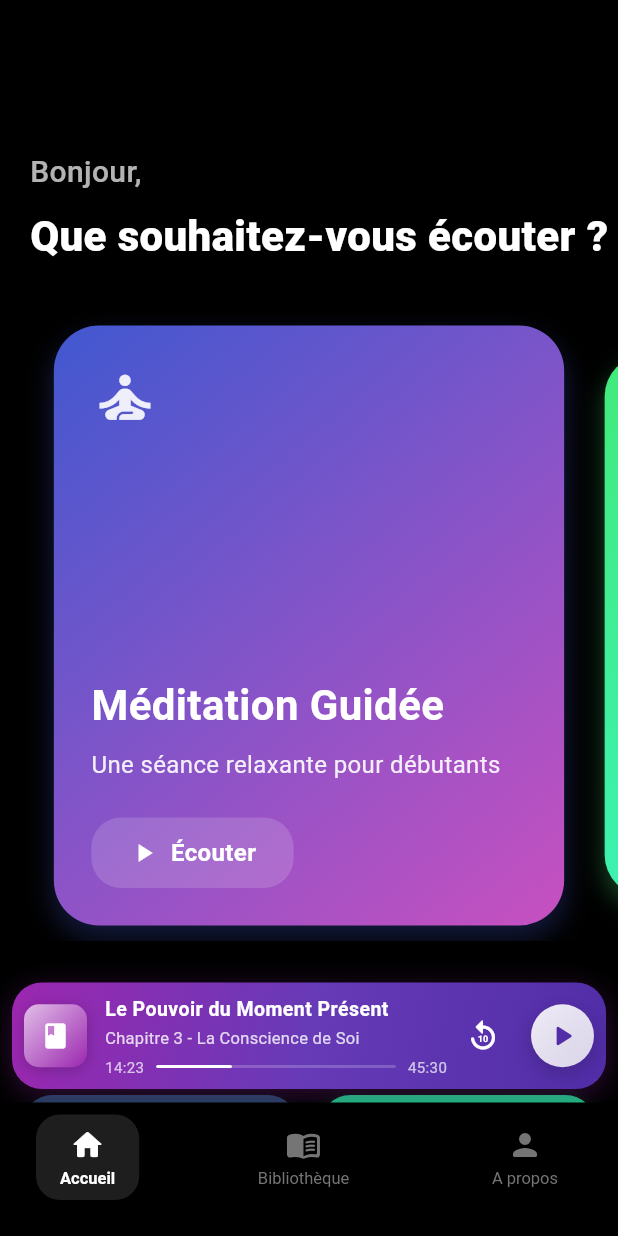
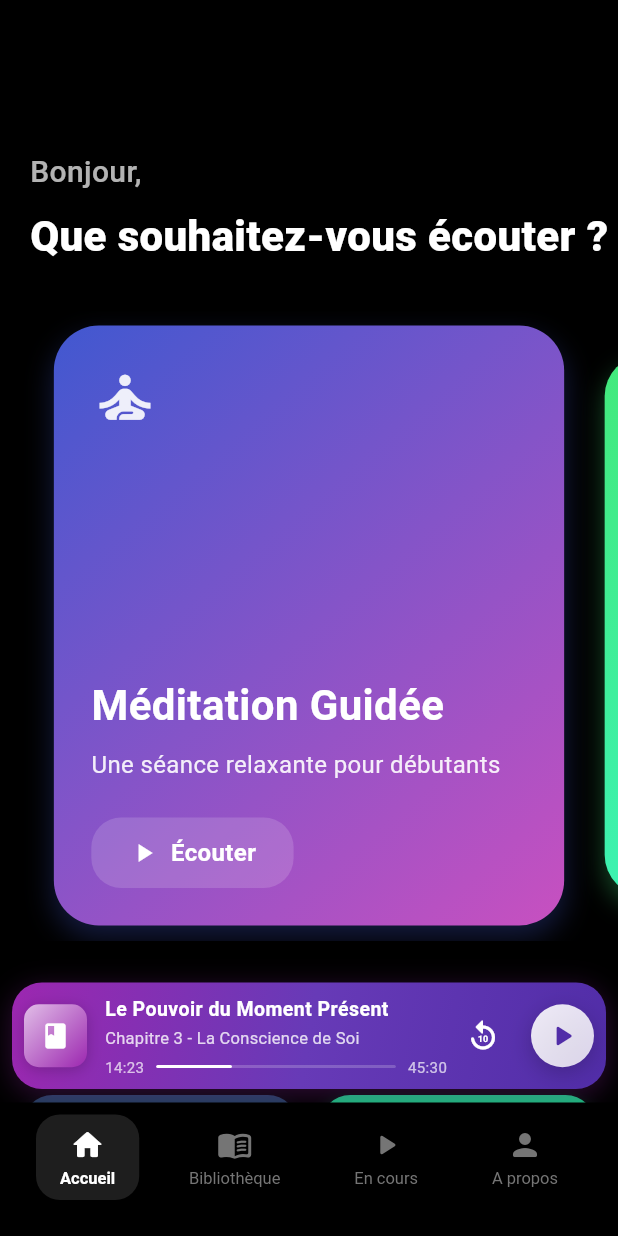
Before and after one commit to JulesNyom/Saga, a Flutter app: the screen it shows after launch, on a phone screen of 412 x 824 dp. Run offline on Flutter 3.47's test engine with Material 3 defaults, Android fonts, the phone set to English and light mode, and no system bars.

Commit message:
Added new page for the on going book

```diff
--- a/saga/lib/screens/tab_manager.dart
+++ b/saga/lib/screens/tab_manager.dart
@@ -1,6 +1,7 @@
 import 'package:flutter/material.dart';
 import 'tab_screens/about.dart';
 import 'tab_screens/library.dart';
+import 'tab_screens/listening.dart';
 import 'tab_screens/home.dart';
 
 class Homepage extends StatefulWidget {
@@ -21,6 +22,7 @@ class _HomepageState extends State<Homepage> with TickerProviderStateMixin {
   final List<Widget> _screens = const [
     Home(),
     Library(),
+    Listening(),
     About(),
   ];
 
@@ -257,7 +259,8 @@ Widget _buildPlaybackBar() {
                 children: [
                   _buildNavItem(0, "Accueil", Icons.home_rounded),
                   _buildNavItem(1, "Bibliothèque", Icons.menu_book_rounded),
-                  _buildNavItem(2, "A propos", Icons.person_rounded),
+                  _buildNavItem(2, "En cours", Icons.play_arrow_rounded),
+                  _buildNavItem(3, "A propos", Icons.person_rounded),
                 ],
               ),
             ),
--- a/saga/lib/screens/Listen.dart
+++ b/saga/lib/screens/tab_screens/listening.dart
@@ -1,7 +1,7 @@
 import 'package:flutter/material.dart';
 
-class MyWidget extends StatelessWidget {
-  const MyWidget({super.key});
+class Listening extends StatelessWidget {
+  const Listening({super.key});
 
   @override
   Widget build(BuildContext context) {
```
